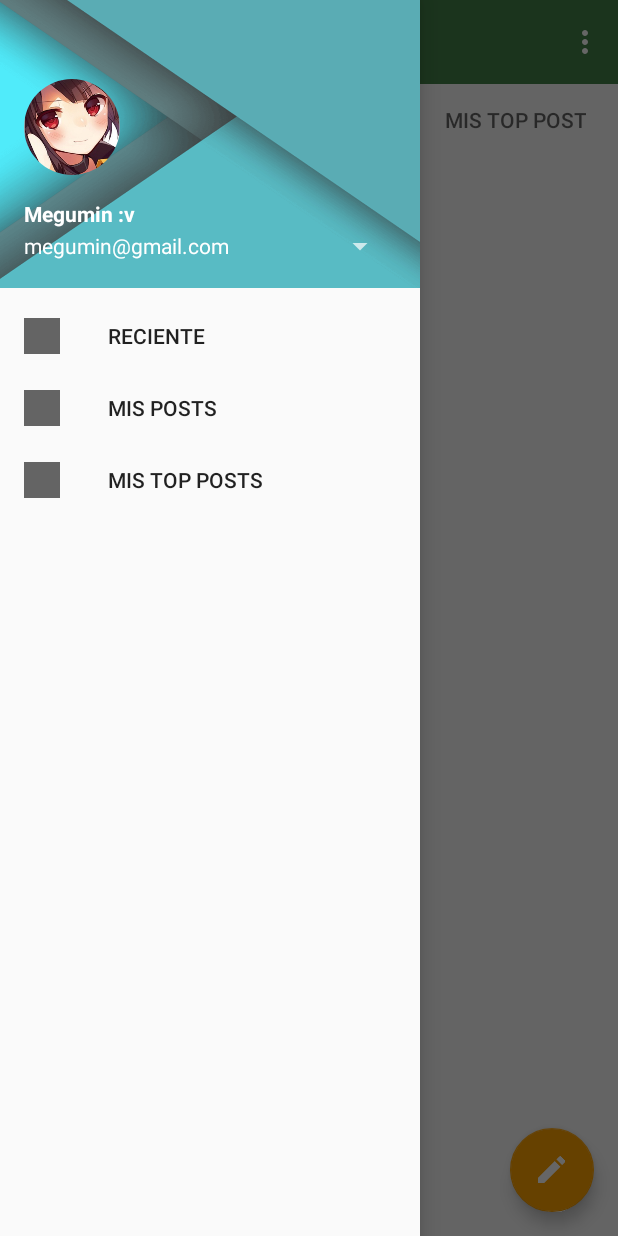
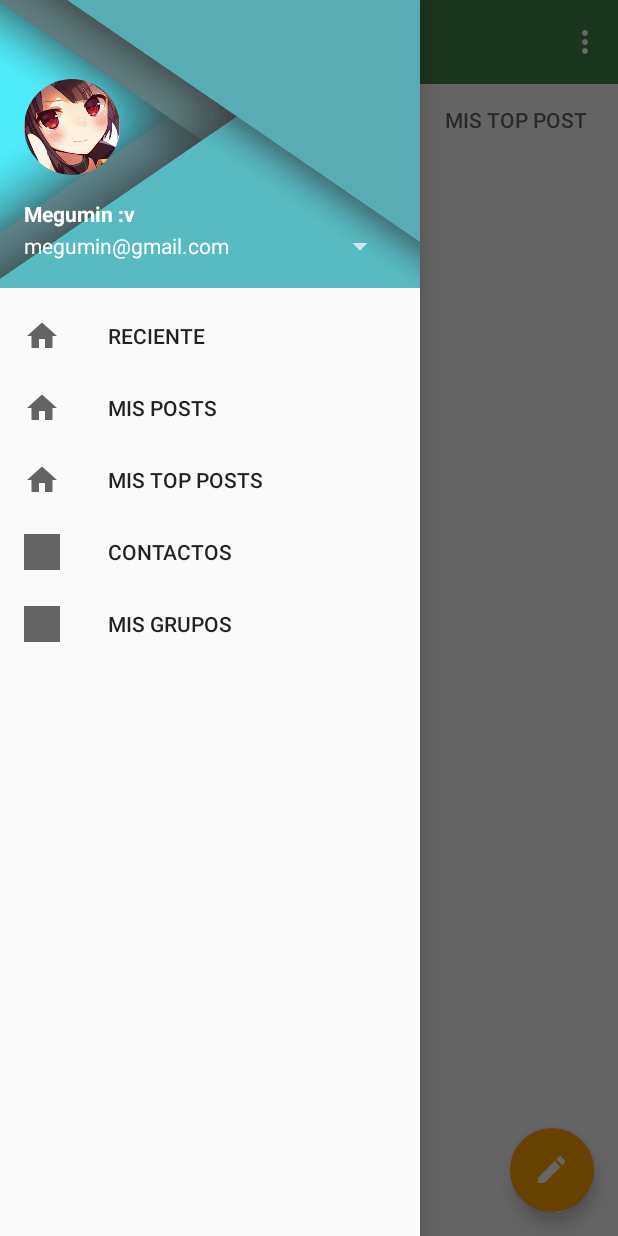
Before and after one commit to gersongams/TucuTeam, an Android app: the screen it shows after launch once a user with an empty profile is signed in (MainActivity), with the side drawer open, on a phone screen of 412 x 824 dp. Run offline under Robolectric (Android 15) with nearby library versions, the phone set to English and light mode, and no system bars; our stand-ins replace CircleImageView, Firebase (no records; nobody signed in at launch, a user with empty details on screens opened directly); 1 statement that could not run was skipped.

Commit message:
button and more menu options

```diff
--- a/app/src/main/java/pe/ggarridomuni/tucuteam/MainActivity.java
+++ b/app/src/main/java/pe/ggarridomuni/tucuteam/MainActivity.java
@@ -6,6 +6,7 @@ import android.support.design.widget.NavigationView;
 import android.support.design.widget.TabLayout;
 import android.support.v4.app.Fragment;
 import android.support.v4.app.FragmentPagerAdapter;
+import android.support.v4.view.GravityCompat;
 import android.support.v4.view.ViewPager;
 import android.support.v4.widget.DrawerLayout;
 import android.support.v7.app.ActionBar;
@@ -40,10 +41,10 @@ public class MainActivity extends ProgressActivity {
 
         setSupportActionBar(toolbar);
         actionBar = getSupportActionBar();
-        if(actionBar != null){
+//        if(actionBar != null){
             actionBar.setHomeAsUpIndicator(R.drawable.ic_menu);
             actionBar.setDisplayHomeAsUpEnabled(true);
-        }
+//        }
 
         // nav view
         drawerLayout = (DrawerLayout)findViewById(R.id.drawer_layout);
@@ -158,6 +159,10 @@ public class MainActivity extends ProgressActivity {
             startActivity(new Intent(this, SettingsActivity.class));
             return true;
         }
+        else if(i == android.R.id.home){
+            drawerLayout.openDrawer(GravityCompat.START);
+            return true;
+        }
         else {
             return super.onOptionsItemSelected(item);
         }
--- a/app/src/main/res/menu/menu_navview.xml
+++ b/app/src/main/res/menu/menu_navview.xml
@@ -2,15 +2,25 @@
     <group android:checkableBehavior="single">
         <item
             android:id="@+id/menu_seccion_1"
-            android:icon="@drawable/logo"
+            android:icon="@drawable/ic_home_black_24dp"
             android:title="@string/menu_reciente"/>
         <item
             android:id="@+id/menu_seccion_2"
-            android:icon="@drawable/logo"
+            android:icon="@drawable/ic_home_black_24dp"
             android:title="@string/menu_posts"/>
         <item
             android:id="@+id/menu_seccion_3"
+            android:icon="@drawable/ic_home_black_24dp"
+            android:title="@string/menu_top_posts"/>
+        <item
+            android:id="@+id/menu_seccion4"
             android:icon="@drawable/logo"
-            android:title="@string/menu_top_posts"/>
+            android:title="@string/menu_contactos"/>
+        <item
+            android:id="@+id/menu_seccion5"
+            android:icon="@drawable/logo"
+            android:title="@string/menu_grupos"/>
+
     </group>
+
 </menu>
--- a/app/src/main/res/values/strings.xml
+++ b/app/src/main/res/values/strings.xml
@@ -5,7 +5,8 @@
     <string name="menu_reciente">RECIENTE</string>
     <string name="menu_posts">MIS POSTS</string>
     <string name="menu_top_posts">MIS TOP POSTS</string>
-
+    <string name="menu_contactos">CONTACTOS</string>
+    <string name="menu_grupos">MIS GRUPOS</string>
 
     <string name="action_sign_in_short">Registrate</string>
     <string name="email">Email</string>
```
